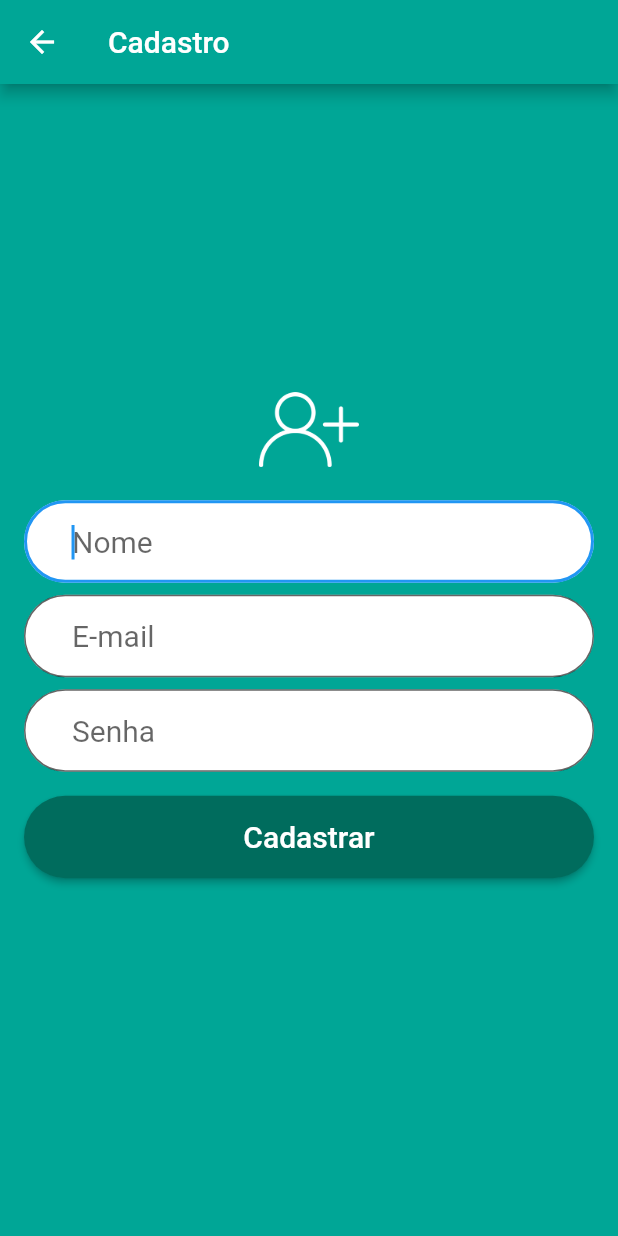
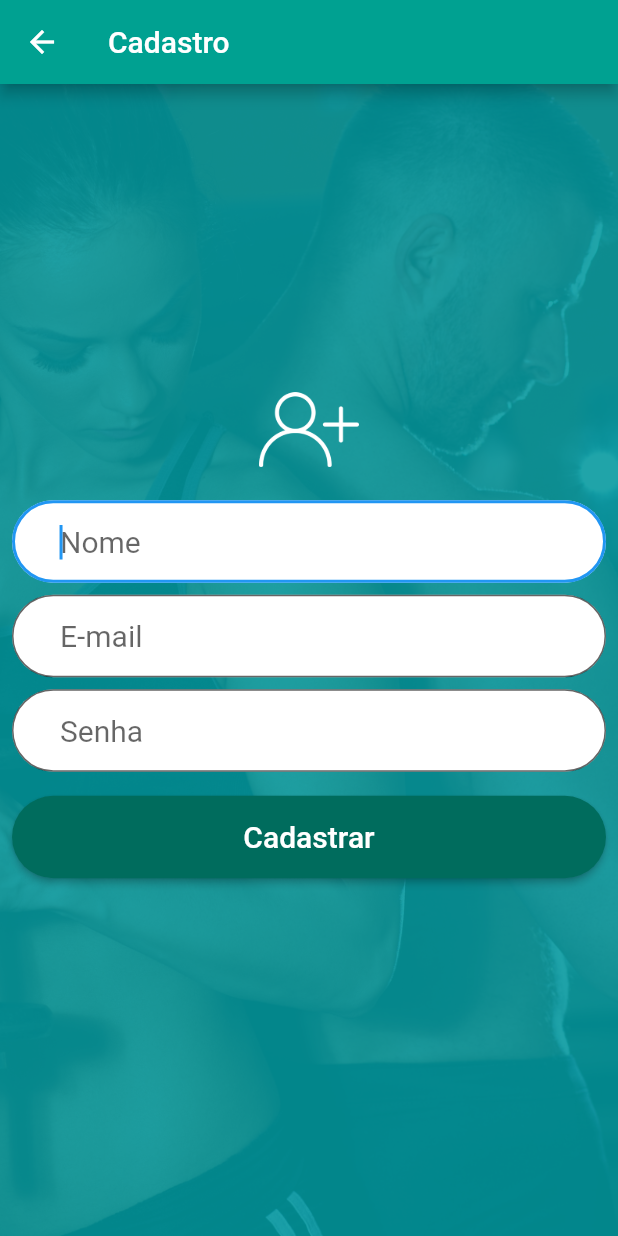
Before and after one commit to mariobyte/musculaquiz, a Flutter app: the screen it shows after launch, after a tap on "Não tem cadastro ? clique aqui", on a phone screen of 412 x 824 dp. Run offline on Flutter 3.47's test engine with Material 2 defaults, Android fonts, the phone set to English and light mode, and no system bars; our stand-ins replace cloud_firestore, firebase_auth, firebase_core; accounts and stored records are empty.

Commit message:
alteração no background de telas

```diff
--- a/lib/Cadastro.dart
+++ b/lib/Cadastro.dart
@@ -4,6 +4,7 @@ import 'package:firebase_auth/firebase_auth.dart';
 import 'package:musculaquiz/app/model/Usuario.dart';
 
 import 'Home.dart';
+import 'app/components/default_background_conteiner.dart';
 
 class Cadastro extends StatefulWidget {
   @override
@@ -118,11 +119,13 @@ try {
   Widget build(BuildContext context) {
     return Scaffold(
       appBar: AppBar(
-        title: Text("Cadastro"),
+        title: Text("Cadastro"),backgroundColor: Color(0xff00A191),
       ),
       body: Container(
-        decoration: BoxDecoration(color: Color(0xff00A696)),
-        padding: EdgeInsets.all(16),
+  //      decoration: BoxDecoration(color: Color(0xff00A696)),
+//        padding: EdgeInsets.all(16),
+        child: DefaultBackgroundContainer(
+
         child: Center(
           child: SingleChildScrollView(
             child: Column(
@@ -209,8 +212,8 @@ try {
           ),
         ),
       ),
+      )
     );
   }
 
-
 }
--- a/lib/Home.dart
+++ b/lib/Home.dart
@@ -2,6 +2,8 @@ import 'package:firebase_auth/firebase_auth.dart';
 import 'package:flutter/material.dart';
 import 'package:flutter/rendering.dart';
 import 'package:musculaquiz/Login.dart';
+
+import 'app/components/default_background_conteiner.dart';
 
 class Home extends StatefulWidget {
     @override
@@ -34,8 +36,9 @@ class _HomeState extends State<Home> {
         title: Text ("Muscula Quiz" ),
       ) ,
       body: Container(
-        decoration: BoxDecoration(color: Color(0xff00A696)),
-        padding: EdgeInsets.all(16),
+        //decoration: BoxDecoration(color: Color(0xff00A696)),
+        //padding: EdgeInsets.all(16),
+        child: DefaultBackgroundContainer(
         child: Center(
           child: SingleChildScrollView(
             child: Column(
@@ -63,7 +66,9 @@ class _HomeState extends State<Home> {
            ),
           ),
         ),
+      )
       );
   }
 
+
 }
--- a/lib/Login.dart
+++ b/lib/Login.dart
@@ -3,6 +3,7 @@ import 'package:flutter/material.dart';
 
 import 'Cadastro.dart';
 import 'Home.dart';
+import 'app/components/default_background_conteiner.dart';
 import 'app/model/Usuario.dart';
 
 class Login extends StatefulWidget {
@@ -125,8 +126,9 @@ class _LoginState extends State<Login>{
   Widget build(BuildContext context) {
     return Scaffold (
       body: Container(
-        decoration: BoxDecoration(color: Color(0xff00A696)),
-        padding: EdgeInsets.all(16),
+        //decoration: BoxDecoration(color: Color(0xff00A696)),
+        //padding: EdgeInsets.all(16),
+        child: DefaultBackgroundContainer(
         child: Center(
           child: SingleChildScrollView(
             child: Column(
@@ -226,10 +228,9 @@ class _LoginState extends State<Login>{
                 ] ,
               ),
           ),
-
           ),
+        ),
       )
-
     );
   }
 
--- /dev/null
+++ b/lib/app/components/default_background_conteiner.dart
@@ -0,0 +1,25 @@
+import 'package:flutter/widgets.dart';
+import 'package:musculaquiz/app/utils/resources.dart';
+
+class DefaultBackgroundContainer extends StatelessWidget {
+  final Widget child;
+
+  const DefaultBackgroundContainer({Key key, this.child}) : super(key: key);
+  @override
+  Widget build(BuildContext context) {
+    return Container(
+      padding: EdgeInsets.all(8),
+      height: double.infinity,
+      width: double.infinity,
+      decoration: BoxDecoration(
+        image: DecorationImage(
+          image: AssetImage(
+            LOGIN_BACKGROUND,
+          ),
+          fit: BoxFit.cover,
+        ),
+      ),
+      child: this.child,
+    );
+  }
+}
--- /dev/null
+++ b/lib/app/utils/resources.dart
@@ -0,0 +1,5 @@
+const LOGO_PATH = "imagens/logo.png";
+const LOGIN_BACKGROUND = "imagens/fundo.png";
+//const DEFAULT = "assets/images/icons/default.png";
+
+const MAX_PAGE = 10;
--- a/pubspec.yaml
+++ b/pubspec.yaml
@@ -54,6 +54,7 @@ flutter:
   assets:
     - imagens/logo.png
     - imagens/usuario.png
+    - imagens/fundo.png
 
 
   # An image asset can refer to one or more resolution-specific "variants", see
```
Also changed, not shown: imagens/fundo.png (added).
